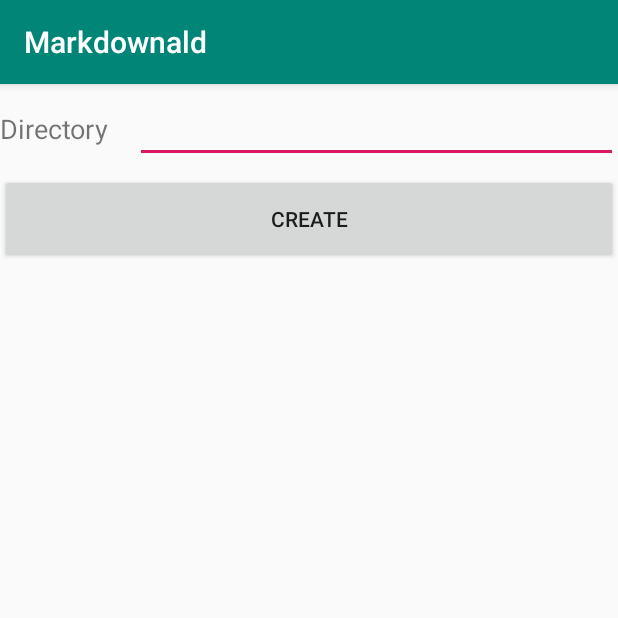
After one commit to fordai/Markdownald-Android, an Android app: the DirectoryCreateActivity screen opened directly, with no data from a screen before it, on a phone screen of 412 x 824 dp, the top half of it. The commit adds this screen. Run offline under Robolectric (Android 15) with nearby library versions, the phone set to English and light mode, and no system bars.

Commit message:
Implements the interface for naming the new directory.

```diff
--- /dev/null
+++ b/app/src/main/java/group/j/android/markdownald/ui/activity/DirectoryCreateActivity.java
@@ -0,0 +1,31 @@
+package group.j.android.markdownald.ui.activity;
+
+import android.support.v7.app.AppCompatActivity;
+import android.os.Bundle;
+import android.view.View;
+import android.widget.Button;
+import android.widget.EditText;
+
+import group.j.android.markdownald.R;
+
+/**
+ * Implements the interface for naming the new directory.
+ */
+public class DirectoryCreateActivity extends AppCompatActivity {
+    private EditText edit_directory_title;
+    private Button btn_create_directory;
+
+    @Override
+    protected void onCreate(Bundle savedInstanceState) {
+        super.onCreate(savedInstanceState);
+        setContentView(R.layout.activity_directory_create);
+        edit_directory_title = findViewById(R.id.edit_directory_title);
+        btn_create_directory = findViewById(R.id.btn_create_directory);
+        btn_create_directory.setOnClickListener(new View.OnClickListener() {
+            @Override
+            public void onClick(View v) {
+                String name = edit_directory_title.getText().toString();
+            }
+        });
+    }
+}
--- /dev/null
+++ b/app/src/main/res/layout/activity_directory_create.xml
@@ -0,0 +1,32 @@
+<?xml version="1.0" encoding="utf-8"?>
+<LinearLayout xmlns:android="http://schemas.android.com/apk/res/android"
+    android:layout_width="match_parent"
+    android:layout_height="match_parent"
+    android:orientation="vertical">
+
+    <LinearLayout
+        android:layout_width="match_parent"
+        android:layout_height="60sp"
+        android:orientation="horizontal">
+
+        <TextView
+            android:layout_width="90sp"
+            android:layout_height="wrap_content"
+            android:layout_gravity="center_vertical"
+            android:text="Directory"
+            android:textSize="18sp" />
+
+        <EditText
+            android:id="@+id/edit_directory_title"
+            android:layout_width="0sp"
+            android:layout_height="wrap_content"
+            android:layout_gravity="center_vertical"
+            android:layout_weight="1" />
+    </LinearLayout>
+
+    <Button
+        android:id="@+id/btn_create_directory"
+        android:layout_width="match_parent"
+        android:layout_height="60sp"
+        android:text="Create" />
+</LinearLayout>
```
Also changed, not shown: app/src/main/AndroidManifest.xml (+5 -2 lines), app/src/main/java/group/j/android/markdownald/ui/activity/MainActivity.java (+9 -3 lines), app/src/main/res/menu/activity_main.xml (+5 -2 lines).
